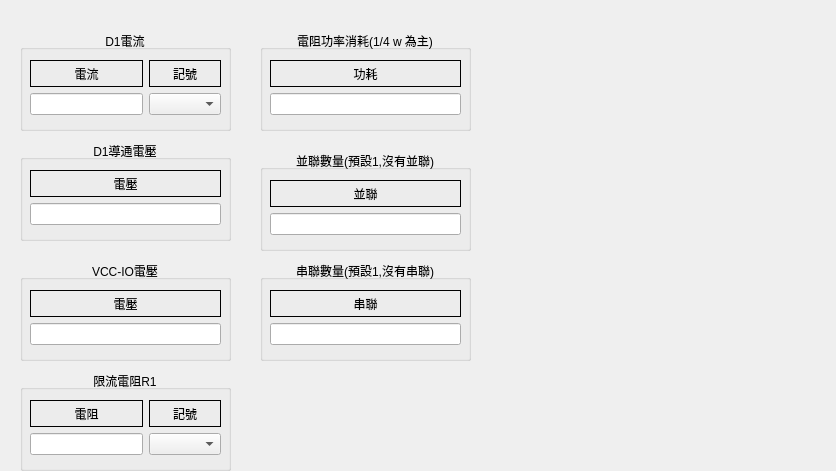
The window that ledcurrentlimit.ui (markscat/Scientific_computing) describes before a commit, drawn with Qt 5.
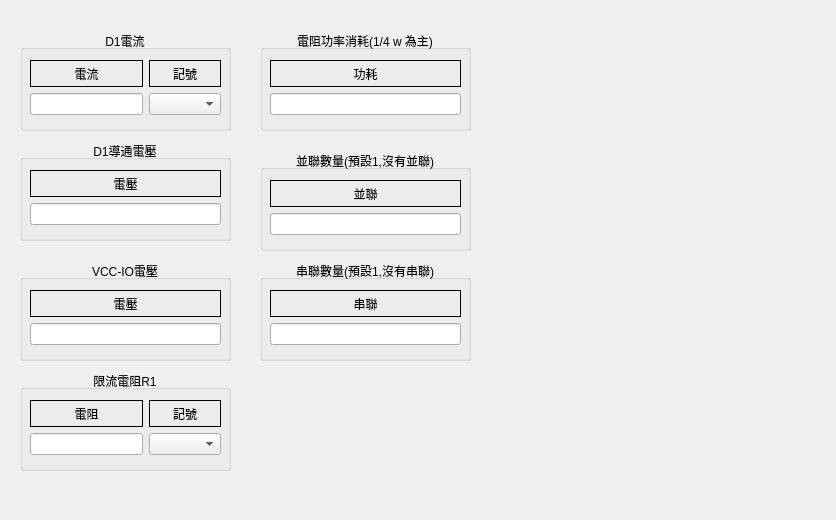
The same window after the commit. Icons and pictures are not drawn.

The edit to the form file:
```diff
--- a/ledcurrentlimit.ui
+++ b/ledcurrentlimit.ui
@@ -7,7 +7,7 @@
     <x>0</x>
     <y>0</y>
     <width>836</width>
-    <height>471</height>
+    <height>520</height>
    </rect>
   </property>
   <property name="windowTitle">
```
